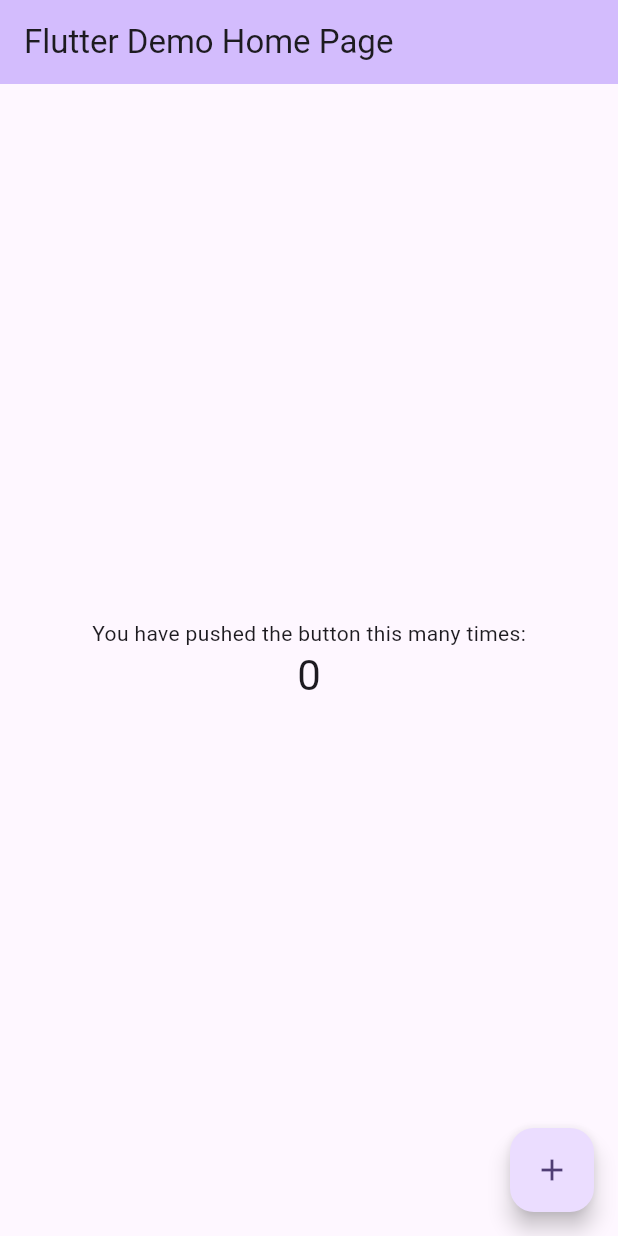
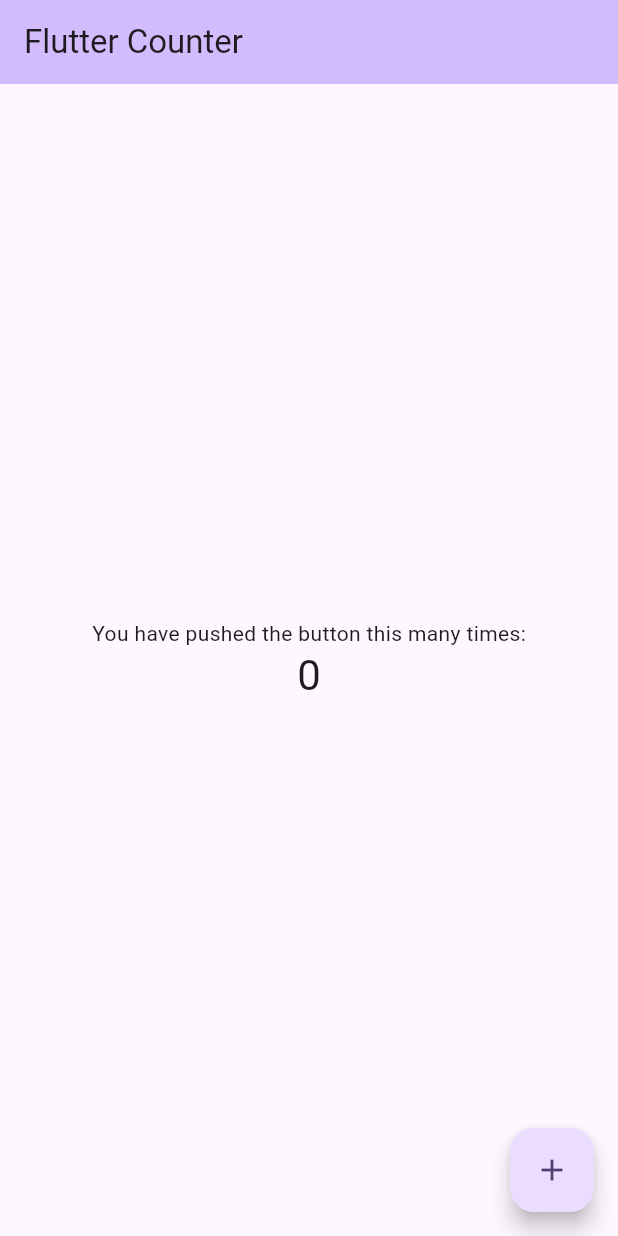
Before and after one commit to Piyaphol-YS/example_app1, a Flutter app: the screen it shows after launch, on a phone screen of 412 x 824 dp. Run offline on Flutter 3.47's test engine with Material 3 defaults, Android fonts, the phone set to English and light mode, and no system bars.

Commit message:
title_ch

```diff
--- a/lib/main.dart
+++ b/lib/main.dart
@@ -11,7 +11,7 @@ class MyApp extends StatelessWidget {
   @override
   Widget build(BuildContext context) {
     return MaterialApp(
-      title: 'Flutter Demo',
+      title: 'Flutter Note',
       theme: ThemeData(
         // This is the theme of your application.
         //
@@ -31,7 +31,7 @@ class MyApp extends StatelessWidget {
         colorScheme: ColorScheme.fromSeed(seedColor: Colors.deepPurple),
         useMaterial3: true,
       ),
-      home: const MyHomePage(title: 'Flutter Demo Home Page'),
+      home: const MyHomePage(title: 'Flutter Counter'),
     );
   }
 }
```
